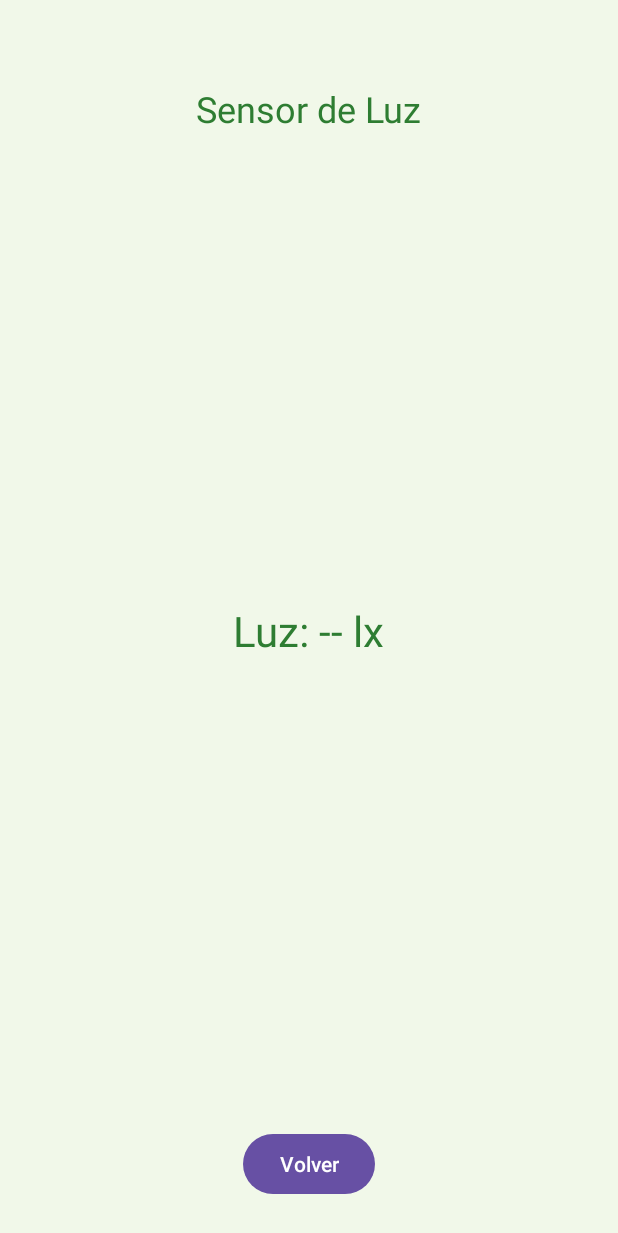
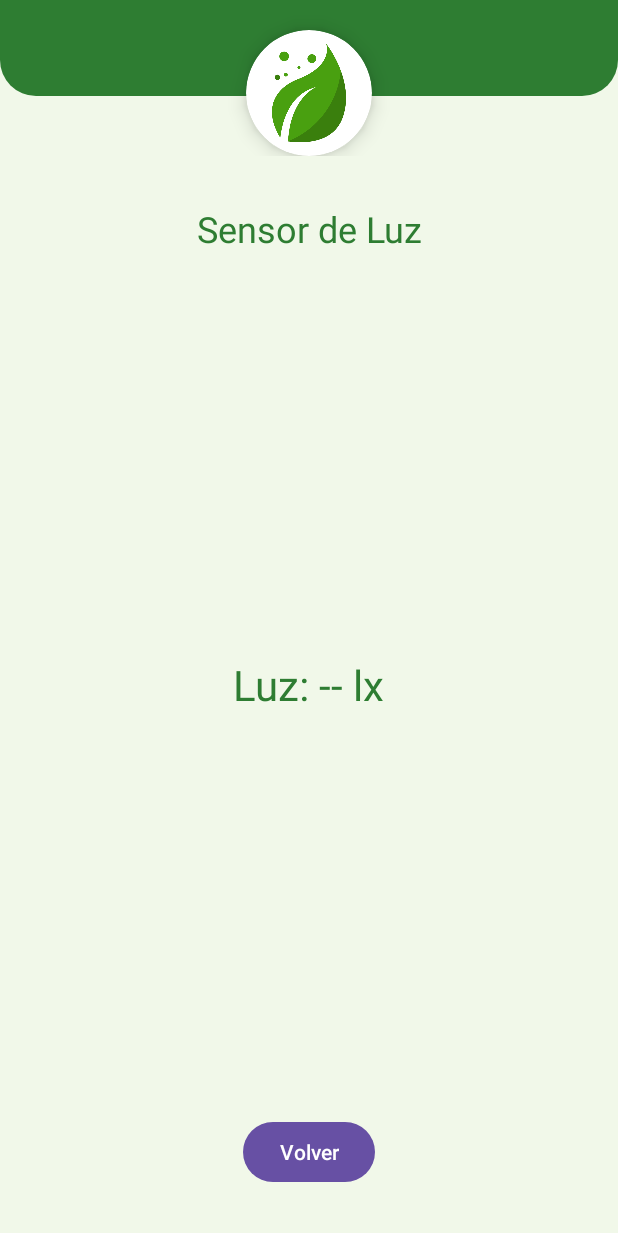
Before and after one commit to UNLAM-SOA/2026-SOA-Q2-L5, an Android app: the SensorActivity screen opened directly, with no data from a screen before it, on a phone screen of 412 x 824 dp. Shown: the top 1233 px of the screen. Run offline under Robolectric (Android 15) with nearby library versions, the phone set to English and light mode, and no system bars; libraries missing offline, so code that uses them is left out: org.eclipse.paho.

Commit message:
fix(android): sensor layou

```diff
--- a/Android/Proyecto_sin_Vibecoding/app/src/main/res/layout/activity_sensor.xml
+++ b/Android/Proyecto_sin_Vibecoding/app/src/main/res/layout/activity_sensor.xml
@@ -6,8 +6,16 @@
     android:layout_width="match_parent"
     android:layout_height="match_parent"
     android:background="#F1F8E9"
-    android:padding="24dp"
     tools:context=".SensorActivity">
+
+    <include
+        android:id="@+id/miTopBar"
+        layout="@layout/layout_navbar"
+        android:layout_width="match_parent"
+        android:layout_height="wrap_content"
+        app:layout_constraintTop_toTopOf="parent"
+        app:layout_constraintStart_toStartOf="parent"
+        app:layout_constraintEnd_toEndOf="parent" />
 
     <TextView
         android:id="@+id/txtTituloSensor"
@@ -17,9 +25,10 @@
         android:text="@string/sensor_de_luz_del_dispositivo"
         android:textAppearance="@style/TextAppearance.AppCompat.Headline"
         android:textColor="#2E7D32"
-        app:layout_constraintEnd_toEndOf="parent"
+        android:textAlignment="center"
+        app:layout_constraintTop_toBottomOf="@+id/miTopBar"
         app:layout_constraintStart_toStartOf="parent"
-        app:layout_constraintTop_toTopOf="parent" />
+        app:layout_constraintEnd_toEndOf="parent" />
 
     <TextView
         android:id="@+id/txtValorLuz"
@@ -28,18 +37,19 @@
         android:text="@string/luz_lx"
         android:textColor="#2E7D32"
         android:textSize="28sp"
+        app:layout_constraintTop_toBottomOf="@+id/txtTituloSensor"
         app:layout_constraintBottom_toTopOf="@+id/btnVolver"
-        app:layout_constraintEnd_toEndOf="parent"
         app:layout_constraintStart_toStartOf="parent"
-        app:layout_constraintTop_toBottomOf="@+id/txtTituloSensor" />
+        app:layout_constraintEnd_toEndOf="parent" />
 
     <Button
         android:id="@+id/btnVolver"
         android:layout_width="wrap_content"
         android:layout_height="wrap_content"
+        android:layout_marginBottom="32dp"
         android:text="@string/volver"
         app:layout_constraintBottom_toBottomOf="parent"
-        app:layout_constraintEnd_toEndOf="parent"
-        app:layout_constraintStart_toStartOf="parent" />
+        app:layout_constraintStart_toStartOf="parent"
+        app:layout_constraintEnd_toEndOf="parent" />
 
 </androidx.constraintlayout.widget.ConstraintLayout>
```
